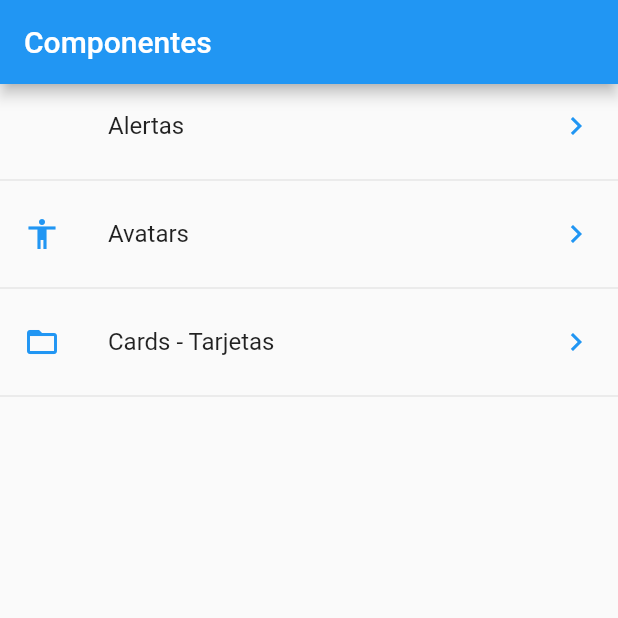
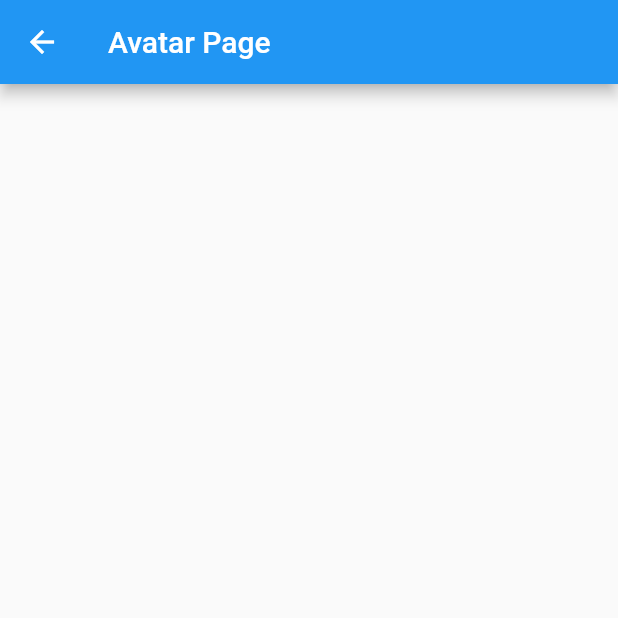
Before and after one commit to Passepartout22/componentes, a Flutter app: the screen it shows after launch, after a tap on "Avatars", on a phone screen of 412 x 824 dp, the top half of it. Run offline on Flutter 3.47's test engine with Material 2 defaults, Android fonts, the phone set to English and light mode, and no system bars; missing offline and left inert: dart:html.

```diff
--- a/lib/main.dart
+++ b/lib/main.dart
@@ -1,3 +1,5 @@
+import 'package:componentes/src/pages/alert_page.dart';
+import 'package:componentes/src/pages/avatar_page.dart';
 import 'package:flutter/material.dart';
 import 'package:componentes/src/pages/home_page.dart';
 
@@ -10,7 +12,13 @@ class MyApp extends StatelessWidget {
     return MaterialApp(
       title: 'Componentes App',
       debugShowCheckedModeBanner: false,
-      home: HomePage()
+      // home: HomePage(),
+      initialRoute: '/',
+      routes: <String, WidgetBuilder>{
+        '/' : (BuildContext context) => HomePage(),
+        'alert' : (BuildContext context) => AlertPage(),
+        'avatar' : (BuildContext context) => AvatarPage(),
+      },
     );
   }
 }
--- /dev/null
+++ b/lib/src/pages/avatar_page.dart
@@ -0,0 +1,15 @@
+import 'package:flutter/material.dart';
+
+class AvatarPage extends StatelessWidget {
+
+
+  @override
+  Widget build(BuildContext context) {
+    return Scaffold(
+      appBar: AppBar(
+        title:  Text('Avatar Page'),
+      )
+
+    );
+  }
+}
--- a/lib/src/pages/home_page.dart
+++ b/lib/src/pages/home_page.dart
@@ -1,5 +1,6 @@
 import 'dart:html';
 
+import 'package:componentes/src/pages/alert_page.dart';
 import 'package:componentes/src/providers/menu_provider.dart';
 import 'package:componentes/src/utils/icono_string_util.dart';
 import 'package:flutter/material.dart';
@@ -31,13 +32,8 @@ class HomePage extends StatelessWidget {
       initialData: [],
       builder: (context, AsyncSnapshot<List<dynamic>> snapshot) {
 
-
-       print('builder');
-       print(snapshot.data);
-
-
         return ListView(
-         children: _listaItems(snapshot.data!),
+         children: _listaItems(snapshot.data!, context),
         );
 
       },
@@ -45,7 +41,7 @@ class HomePage extends StatelessWidget {
 
   }
 
-  List<Widget> _listaItems(List<dynamic> data ) {
+  List<Widget> _listaItems(List<dynamic> data, context ) {
 
       final List<Widget> opciones = [];
 
@@ -57,6 +53,16 @@ class HomePage extends StatelessWidget {
             trailing: Icon(Icons.keyboard_arrow_right, color: Colors.blue),
             onTap: () {
 
+              Navigator.pushNamed(context, opt['ruta']);
+
+              // final route = MaterialPageRoute(
+              //   builder: (context) => AlertPage()
+
+              //   );
+
+              // Navigator.push(context, route);
+
+
             },
           );
 
```
Also changed, not shown: lib/src/pages/home_temp.dart (renamed from lib/src/home_temp.dart).
